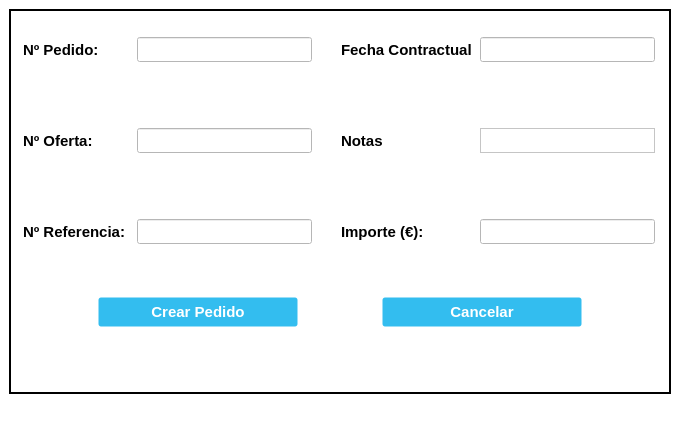
Above: UI_Files/NewOrder_Window.ui from e-serrano/ERP_EIPSA before the change. Below: the same form after it.
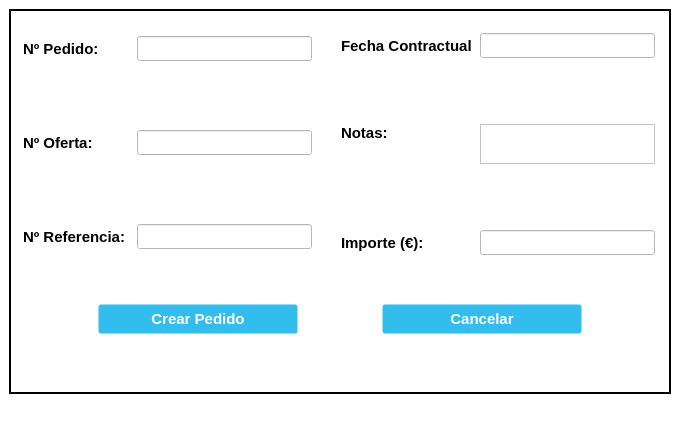
That is the form after the change. Icons and pictures are not drawn.

```diff
--- a/UI_Files/NewOrder_Window.ui
+++ b/UI_Files/NewOrder_Window.ui
@@ -404,13 +404,13 @@
              <property name="minimumSize">
               <size>
                <width>130</width>
-               <height>25</height>
+               <height>40</height>
               </size>
              </property>
              <property name="maximumSize">
               <size>
                <width>130</width>
-               <height>25</height>
+               <height>40</height>
               </size>
              </property>
              <property name="font">
@@ -420,10 +420,10 @@
               </font>
              </property>
              <property name="text">
-              <string>Notas</string>
+              <string>Notas:</string>
              </property>
              <property name="alignment">
-              <set>Qt::AlignLeading|Qt::AlignLeft|Qt::AlignVCenter</set>
+              <set>Qt::AlignLeading|Qt::AlignLeft|Qt::AlignTop</set>
              </property>
             </widget>
            </item>
@@ -517,13 +517,13 @@
              <property name="minimumSize">
               <size>
                <width>175</width>
-               <height>25</height>
+               <height>40</height>
               </size>
              </property>
              <property name="maximumSize">
               <size>
                <width>175</width>
-               <height>25</height>
+               <height>40</height>
               </size>
              </property>
              <property name="font">
```
